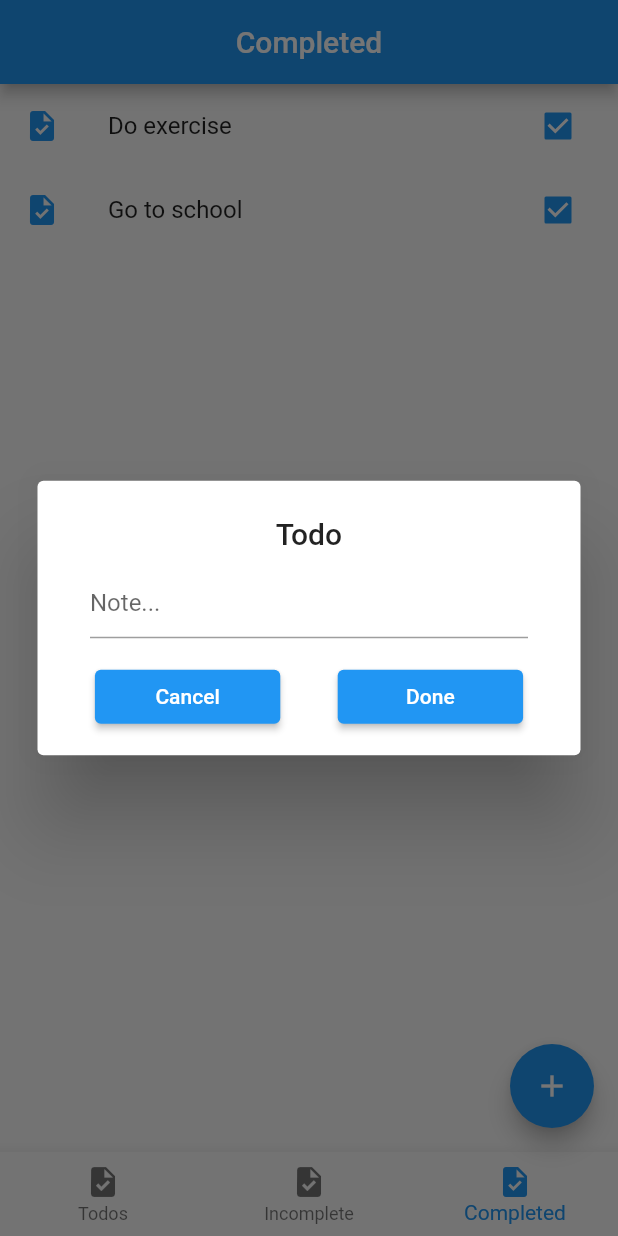
After one commit to meokg456/todo_app, a Flutter app: the screen it shows after launch, item 3 of the bottom bar chosen, after a tap on the "add" icon, on a phone screen of 412 x 824 dp. The commit adds this screen. Run offline on Flutter 3.47's test engine with Material 2 defaults, Android fonts, the phone set to English and light mode, and no system bars; our stand-ins replace built_collection, built_value, flutter_redux, redux.

Commit message:
+ Create todo

```diff
--- /dev/null
+++ b/lib/actions/create_todo_action/create_todo_action.dart
@@ -0,0 +1,5 @@
+class CreateTodoAction {
+  String note;
+
+  CreateTodoAction(this.note);
+}
--- a/lib/reducers/todo_reducer/todo_reducer.dart
+++ b/lib/reducers/todo_reducer/todo_reducer.dart
@@ -1,10 +1,14 @@
 import 'package:built_collection/built_collection.dart';
 import 'package:redux/redux.dart';
+import 'package:todo_app/actions/create_todo_action/create_todo_action.dart';
 import 'package:todo_app/actions/update_todo_status_action/update_todo_status_action.dart';
 import 'package:todo_app/models/todo/todo.dart';
 import 'package:todo_app/models/todo/todos_model.dart';
 
-final todosReducer = combineReducers<TodosModel>([TypedReducer(_updateTodoStatus)]);
+final todosReducer = combineReducers<TodosModel>([
+  TypedReducer(_updateTodoStatus),
+  TypedReducer(_createTodo),
+]);
 
 TodosModel _updateTodoStatus(TodosModel todosModel, UpdateTodoStatusAction action) {
   //update todo.isComplete
@@ -21,3 +25,14 @@ TodosModel _updateTodoStatus(TodosModel todosModel, UpdateTodoStatusAction actio
       ..completedTodos.remove(action.id));
   }
 }
+
+TodosModel _createTodo(TodosModel todosModel, CreateTodoAction action) {
+  if (action.note.isEmpty) return todosModel;
+  int id = todosModel.todos.length + 1;
+  return todosModel.rebuild((model) => model
+    ..todos[id] = Todo((todo) => todo
+      ..note = action.note
+      ..isCompleted = false
+      ..id = id)
+    ..incompleteTodos.add(id));
+}
--- a/lib/screens/main_screen/main_screen.dart
+++ b/lib/screens/main_screen/main_screen.dart
@@ -1,10 +1,12 @@
 import 'package:flutter/material.dart';
 import 'package:flutter_redux/flutter_redux.dart';
 import 'package:redux/redux.dart';
+import 'package:todo_app/actions/create_todo_action/create_todo_action.dart';
 import 'package:todo_app/models/app_state/app_state.dart';
 import 'package:todo_app/screens/main_screen/completed_todos_tab/completed_todos_tab.dart';
 import 'package:todo_app/screens/main_screen/incomplete_todos_tab/incomplete_todos_tab.dart';
 import 'package:todo_app/screens/main_screen/todos_tab/todos_tab.dart';
+import 'package:todo_app/widgets/todo_dialog/todo_dialog.dart';
 
 class MainScreen extends StatefulWidget {
   const MainScreen({Key? key}) : super(key: key);
@@ -28,18 +30,22 @@ class _MainScreenState extends State<MainScreen> {
   Widget build(BuildContext context) {
     return Scaffold(
       appBar: AppBar(
-        title: StoreConnector<AppState, String>(
-          converter: (store) => _tabNames[_selectedIndex],
-          builder: (context, tabName) {
-            return Text(tabName);
-          },
-        ),
+        title: Text(_tabNames[_selectedIndex]),
         centerTitle: true,
       ),
       body: _tabViews[_selectedIndex],
-      floatingActionButton: FloatingActionButton(
-        child: Icon(Icons.edit),
-        onPressed: () {},
+      floatingActionButton: StoreConnector<AppState, Function(String)>(
+        converter: (store) => (String note) => store.dispatch(CreateTodoAction(note)),
+        builder: (context, createTodo) => FloatingActionButton(
+          child: Icon(Icons.add),
+          onPressed: () {
+            showDialog(context: context, builder: (context) => TodoDialog(note: "")).then((value) {
+              if (value != null) {
+                createTodo(value);
+              }
+            });
+          },
+        ),
       ),
       bottomNavigationBar: BottomNavigationBar(
         currentIndex: _selectedIndex,
--- /dev/null
+++ b/lib/utils/validator.dart
@@ -0,0 +1,5 @@
+class Validator {
+  static String? validateNote(String? value) {
+    return value == null || value.isEmpty ? "This field can't be empty" : null;
+  }
+}
--- /dev/null
+++ b/lib/widgets/todo_dialog/todo_dialog.dart
@@ -0,0 +1,64 @@
+import 'package:flutter/material.dart';
+import 'package:todo_app/utils/validator.dart';
+
+class TodoDialog extends StatefulWidget {
+  const TodoDialog({Key? key, required note}) : super(key: key);
+
+  @override
+  _TodoDialogState createState() => _TodoDialogState();
+}
+
+class _TodoDialogState extends State<TodoDialog> {
+  var _formKey = GlobalKey<FormState>();
+  var _textEditingController = TextEditingController();
+
+  @override
+  Widget build(BuildContext context) {
+    Size screenSize = MediaQuery.of(context).size;
+    return AlertDialog(
+      title: Text(
+        "Todo",
+        textAlign: TextAlign.center,
+      ),
+      insetPadding: EdgeInsets.all(25),
+      contentPadding: EdgeInsets.only(left: 35, top: 10, right: 35, bottom: 0),
+      buttonPadding: EdgeInsets.all(0),
+      actionsPadding: EdgeInsets.only(right: 0, bottom: 15, top: 15),
+      content: Container(
+        width: screenSize.width,
+        child: Form(
+          key: _formKey,
+          child: TextFormField(
+            validator: Validator.validateNote,
+            controller: _textEditingController,
+            decoration: InputDecoration(hintText: "Note..."),
+          ),
+        ),
+      ),
+      actions: [
+        Row(
+          mainAxisAlignment: MainAxisAlignment.spaceEvenly,
+          children: [
+            Container(
+              width: screenSize.width * 0.3,
+              child: ElevatedButton(
+                  onPressed: () {
+                    Navigator.pop(context);
+                  },
+                  child: Text("Cancel")),
+            ),
+            Container(
+              width: screenSize.width * 0.3,
+              child: ElevatedButton(
+                  onPressed: () {
+                    if (!_formKey.currentState!.validate()) return;
+                    Navigator.pop(context, _textEditingController.text);
+                  },
+                  child: Text("Done")),
+            ),
+          ],
+        ),
+      ],
+    );
+  }
+}
```
Also changed, not shown: 2 other files.
